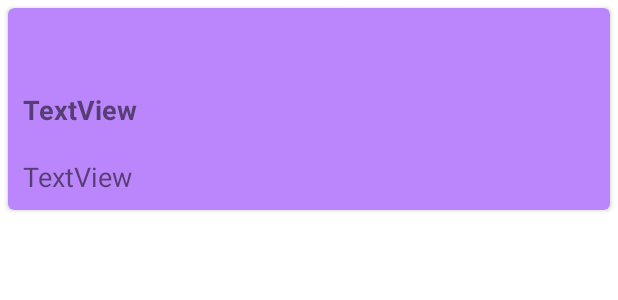
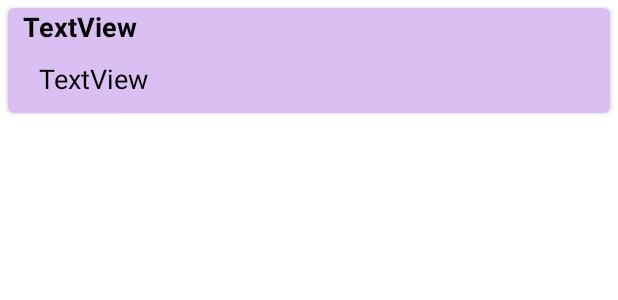
Before and after one commit to divya-evo/NotesAppFinal, an Android app: the layout recycler_list.xml on its own in the app's theme, with its tools: preview values and no code run, on a phone screen of 412 x 824 dp. Shown: the top 300 px of the screen. Run offline under Robolectric (Android 15) with nearby library versions, the phone set to English and light mode, and no system bars.

Commit message:
Cardview styling updated

```diff
--- a/NotesApp5/app/src/main/res/layout/recycler_list.xml
+++ b/NotesApp5/app/src/main/res/layout/recycler_list.xml
@@ -7,9 +7,9 @@
     android:layout_height="wrap_content"
     android:layout_margin="5dp"
     android:alpha="1"
-    android:background="@color/purple_200"
+    android:background="@color/background_light"
     android:padding="5dp"
-    app:cardBackgroundColor="@color/purple_200"
+    app:cardBackgroundColor="@color/item_light"
     app:cardCornerRadius="4dp">
 
     <LinearLayout
@@ -17,6 +17,12 @@
         android:layout_width="match_parent"
         android:layout_height="match_parent"
         android:orientation="vertical">
+
+        <LinearLayout
+
+            android:layout_width="match_parent"
+            android:layout_height="match_parent"
+            android:weightSum="100">
 
             <!--        <ImageView-->
             <!--            android:id="@+id/imageView"-->
@@ -27,29 +33,60 @@
             <!--            tools:ignore="VectorDrawableCompat"-->
             <!--            android:layout_marginLeft="10dp"-->
             <!--           />-->
+
+
+            <TextView
+                android:id="@+id/note_title_text"
+                android:layout_width="wrap_content"
+                android:layout_height="wrap_content"
+
+                android:layout_marginLeft="10dp"
+                android:layout_weight="100"
+                android:text="TextView"
+                android:textColor="@color/text_light"
+                android:textSize="18sp"
+                android:textStyle="bold" />
+
+<!--            <CheckBox-->
+<!--                android:id="@+id/note_checkBox"-->
+<!--                android:layout_width="wrap_content"-->
+<!--                android:layout_height="wrap_content"-->
+<!--                android:textColor="@color/text_light"-->
+<!--                android:visibility="invisible"-->
+<!--                />-->
+<!--            <ImageButton-->
+<!--                android:layout_width="40dp"-->
+<!--                android:layout_height="40dp"-->
+<!--                android:layout_marginTop="5dp"-->
+<!--                android:id="@+id/note_delete"-->
+<!--                app:srcCompat="@drawable/delete" />-->
+
+
+        </LinearLayout>
+
+        <LinearLayout
+            android:layout_width="match_parent"
+            android:layout_height="match_parent">
+
             <EditText
                 android:id="@+id/id_input"
                 android:layout_width="wrap_content"
                 android:layout_height="wrap_content"
-            android:visibility="invisible"
-            android:inputType="textPersonName" />
-
-        <TextView
-            android:id="@+id/note_title_text"
-            android:layout_width="match_parent"
-            android:layout_height="wrap_content"
-            android:padding="10dp"
-            android:text="TextView"
-            android:textSize="18sp"
-            android:textStyle="bold" />
+                android:inputType="textPersonName"
+                android:visibility="invisible" />
 
             <TextView
                 android:id="@+id/note_content_text"
                 android:layout_width="match_parent"
                 android:layout_height="wrap_content"
-            android:padding="10dp"
+
                 android:text="TextView"
+                android:textColor="@color/text_light"
                 android:textSize="18sp" />
+
         </LinearLayout>
 
+    </LinearLayout>
+
+
 </androidx.cardview.widget.CardView>
--- a/NotesApp5/app/src/main/res/values/colors.xml
+++ b/NotesApp5/app/src/main/res/values/colors.xml
@@ -7,4 +7,11 @@
     <color name="teal_700">#FF018786</color>
     <color name="black">#FF000000</color>
     <color name="white">#FFFFFFFF</color>
+    <color name="item_light">#FFDABFF3</color>
+    <color name="background_light">#FFFFFFFF</color>
+    <color name="add_light">#FFBB86FC</color>
+    <color name="text_light">#FF000000</color>
+
+
+
 </resources>
```
Lines whose indentation alone changed are shown as unchanged.
